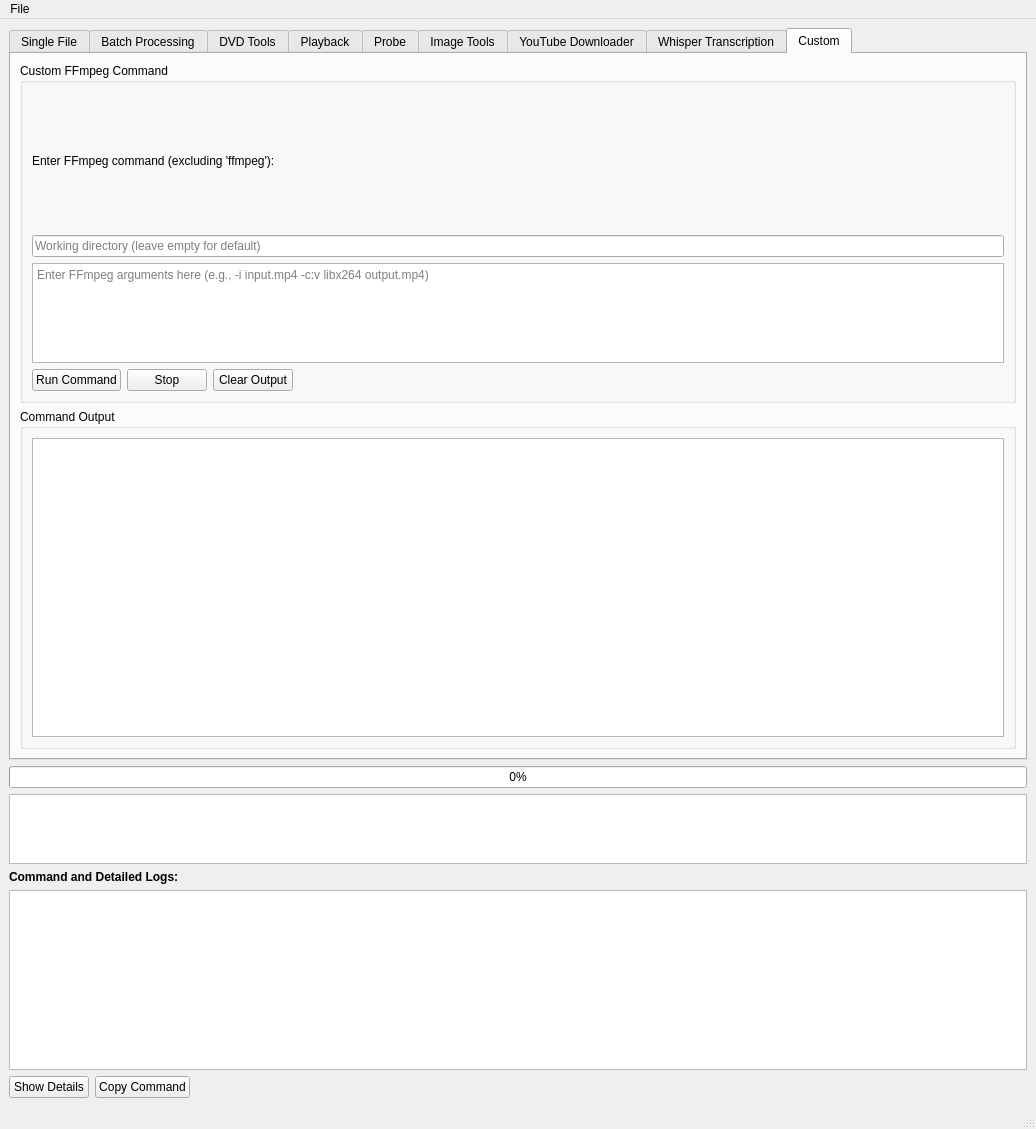
The window that src/mainwindow.ui (Jsoeph192/FFGUI) describes before a commit, drawn with Qt 5.
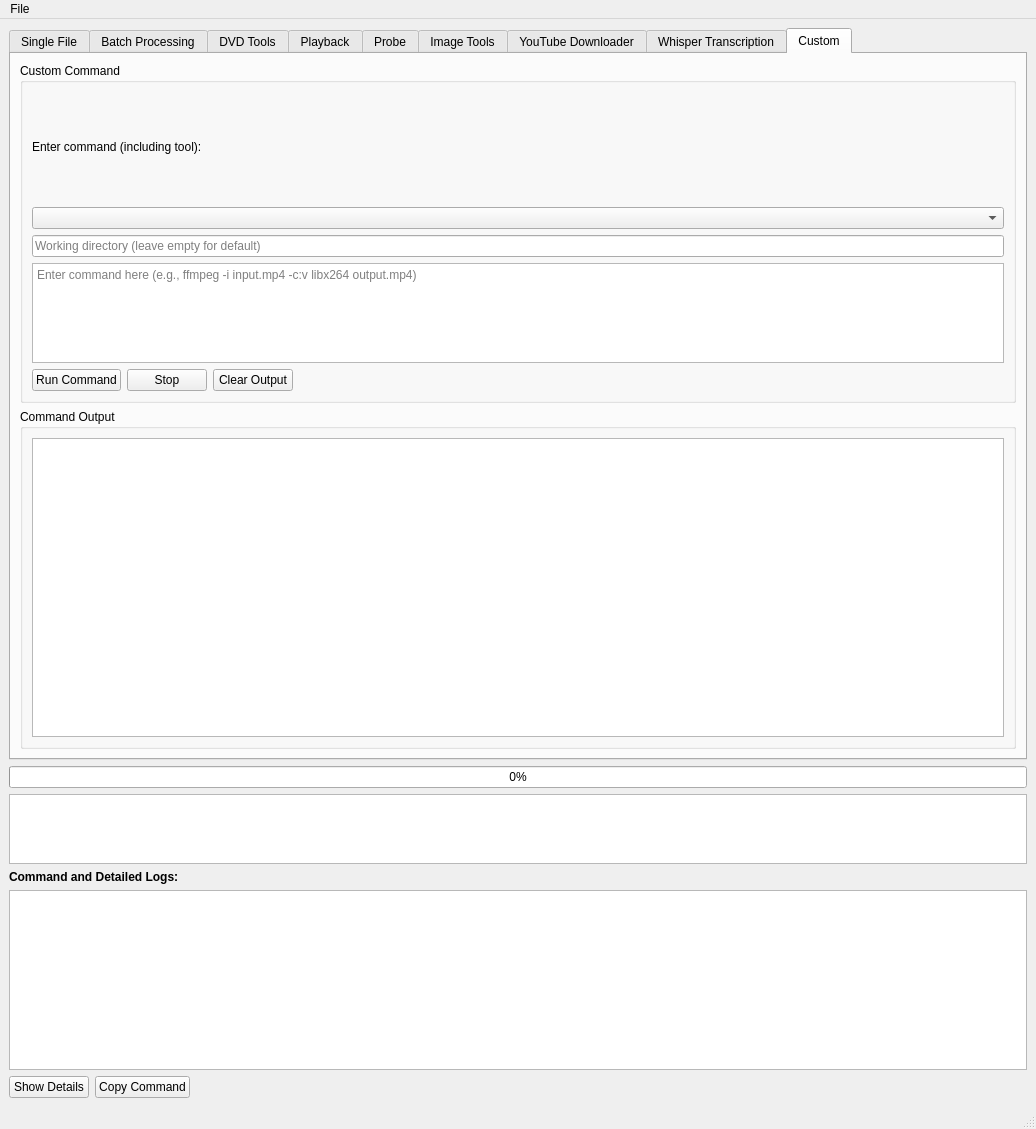
The same window after the commit. The open tabs and pages were chosen to show the change.

Commit message: Add support for other commands in custom tab

Patch:
```diff
--- a/src/mainwindow.ui
+++ b/src/mainwindow.ui
@@ -1727,16 +1727,21 @@
         <item>
          <widget class="QGroupBox" name="groupBoxCustomInput">
           <property name="title">
-           <string>Custom FFmpeg Command</string>
+           <string>Custom Command</string>
           </property>
           <layout class="QVBoxLayout" name="verticalLayout_CustomInput">
            <item>
             <widget class="QLabel" name="labelCustomCommand">
              <property name="text">
-              <string>Enter FFmpeg command (excluding 'ffmpeg'):</string>
+              <string>Enter command (including tool):</string>
              </property>
             </widget>
            </item>
+           <item>
+             <widget class="QComboBox" name="comboCustomDropdown">
+               <!-- You can add items here later -->
+             </widget>
+           </item>
            <item>
             <widget class="QLineEdit" name="lineCustomWorkingDir">
              <property name="placeholderText">
@@ -1753,7 +1758,7 @@
               </size>
              </property>
              <property name="placeholderText">
-              <string>Enter FFmpeg arguments here (e.g., -i input.mp4 -c:v libx264 output.mp4)</string>
+              <string>Enter command here (e.g., ffmpeg -i input.mp4 -c:v libx264 output.mp4)</string>
              </property>
             </widget>
            </item>
```
The commit also changes 2 other files.
